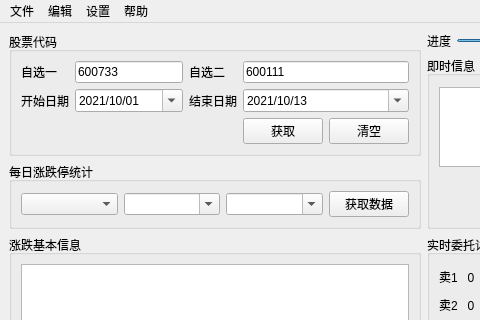
Before: the Qt Designer form StockUI.ui in yangjiameng/Stock_Monitoring, drawn with Qt 5; both pictures show x 0 to 480 and y 0 to 320 of the 873 by 651 pixel window.
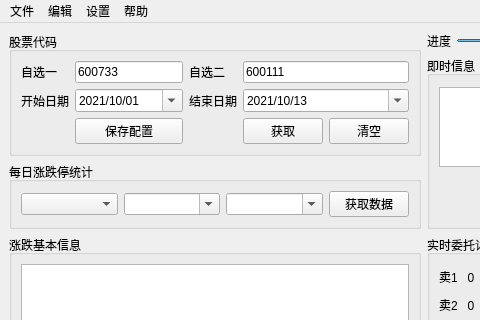
After: the same form once the commit is applied. Custom widgets are drawn as their Qt base class.

Commit message: 添加自选保存功能

Diff of the .ui file:
```diff
--- a/StockUI.ui
+++ b/StockUI.ui
@@ -243,6 +243,13 @@
            </property>
           </widget>
          </item>
+         <item row="5" column="1">
+          <widget class="QPushButton" name="pushButton_save">
+           <property name="text">
+            <string>保存配置</string>
+           </property>
+          </widget>
+         </item>
         </layout>
        </widget>
       </item>
```
The commit also changes 2 other files.
